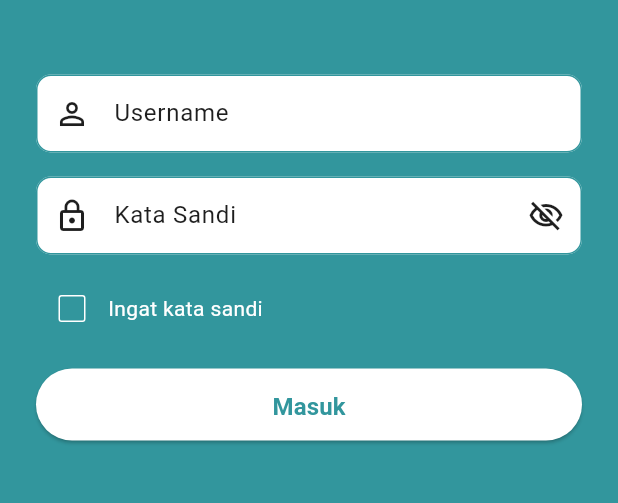
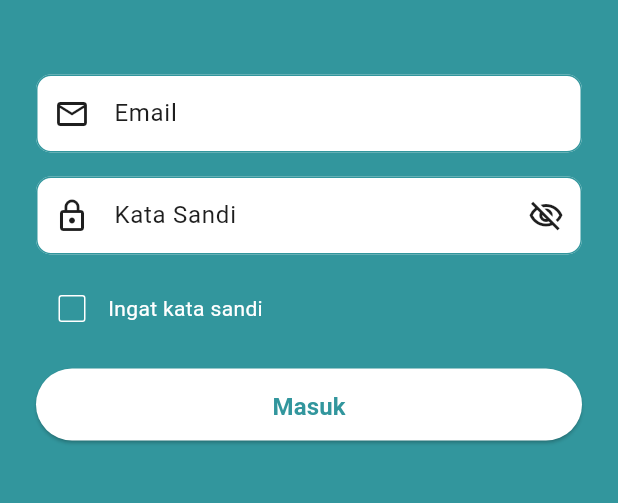
Before and after one commit to Defarrel/Posyandu_app, a Flutter app: the screen it shows after launch, on a phone screen of 412 x 824 dp, the part 449-952 px from its top. Run offline on Flutter 3.47's test engine with Material 3 defaults, Android fonts, the phone set to English and light mode, and no system bars; our stand-ins replace camera, dartz, flutter_secure_storage, image_picker, lottie, pdf and 3 more; missing offline and left inert: syncfusion_flutter_pdf, syncfusion_flutter_xlsio.

Commit message:
Mengubah login menjadi menggunakan email

```diff
--- a/lib/data/models/request/auth/auth_request_model.dart
+++ b/lib/data/models/request/auth/auth_request_model.dart
@@ -1,10 +1,10 @@
 import 'dart:convert';
 
 class LoginRequestModel {
-  final String? username;
+  final String? email;
   final String? password;
 
-  LoginRequestModel({this.username, this.password});
+  LoginRequestModel({this.email, this.password});
 
   factory LoginRequestModel.fromJson(String str) =>
       LoginRequestModel.fromMap(json.decode(str));
@@ -12,9 +12,9 @@ class LoginRequestModel {
   String toJson() => json.encode(toMap());
 
   factory LoginRequestModel.fromMap(Map<String, dynamic> json) =>
-      LoginRequestModel(username: json["username"], password: json["password"]);
+      LoginRequestModel(email: json["email"], password: json["password"]);
 
-  Map<String, dynamic> toMap() => {"username": username, "password": password};
+  Map<String, dynamic> toMap() => {"email": email, "password": password};
 }
 
 class UpdateUsernameRequestModel {
--- a/lib/data/models/response/auth/auth_response_model.dart
+++ b/lib/data/models/response/auth/auth_response_model.dart
@@ -2,9 +2,9 @@ import 'dart:convert';
 
 class AuthResponseModel {
   final String? token;
-  final User? username;
+  final User? user;
 
-  AuthResponseModel({this.token, this.username});
+  AuthResponseModel({this.token, this.user});
 
   factory AuthResponseModel.fromJson(String str) =>
       AuthResponseModel.fromMap(json.decode(str));
@@ -12,28 +12,30 @@ class AuthResponseModel {
   factory AuthResponseModel.fromMap(Map<String, dynamic> json) =>
       AuthResponseModel(
         token: json["token"],
-        username: json["username"] == null
+        user: json["user"] == null
             ? null
-            : User.fromMap(json["username"]),
+            : User.fromMap(json["user"]),
       );
 
   Map<String, dynamic> toMap() => {
     "token": token,
-    "username": username?.toMap(),
+    "user": user?.toMap(),
   };
 }
 
 class User {
   final int? id;
   final String? username;
+  final String? email;
   final String? role;
   final String? fotoProfile;
 
-  User({this.id, this.username, this.role, this.fotoProfile});
+  User({this.id, this.username, this.email, this.role, this.fotoProfile});
 
   factory User.fromMap(Map<String, dynamic> json) => User(
     id: json["id"],
     username: json["username"],
+    email: json["email"],
     role: json["role"],
     fotoProfile: json["foto_profile"],
   );
@@ -41,6 +43,7 @@ class User {
   Map<String, dynamic> toMap() => {
     "id": id,
     "username": username,
+    "email": email,
     "role": role,
     "foto_profile": fotoProfile,
   };
@@ -48,12 +51,14 @@ class User {
   User copyWith({
     int? id,
     String? username,
+    String? email,
     String? role,
     String? fotoProfile,
   }) {
     return User(
       id: id ?? this.id,
       username: username ?? this.username,
+      email: email ?? this.email,
       role: role ?? this.role,
       fotoProfile: fotoProfile ?? this.fotoProfile,
     );
--- a/lib/data/repository/auth_repository.dart
+++ b/lib/data/repository/auth_repository.dart
@@ -34,14 +34,14 @@ class AuthRepository {
         );
         await _secureStorage.write(
           key: "userId",
-          value: authResponse.username?.id.toString() ?? '',
+          value: authResponse.user?.id.toString() ?? '',
         );
         await _secureStorage.write(
           key: "userName",
-          value: authResponse.username?.username ?? '',
+          value: authResponse.user?.username ?? '',
         );
 
-        log("Login success: ${authResponse.username?.username}");
+        log("Login success: ${authResponse.user?.username}");
         return Right(authResponse);
       } else {
         final message = jsonResponse['message'] ?? "Login failed";
--- a/lib/presentation/auth/login_screen.dart
+++ b/lib/presentation/auth/login_screen.dart
@@ -16,7 +16,7 @@ class LoginScreen extends StatefulWidget {
 
 class _LoginScreenState extends State<LoginScreen>
     with SingleTickerProviderStateMixin {
-  final TextEditingController _usernameController = TextEditingController();
+  final TextEditingController _emailController = TextEditingController();
   final TextEditingController _passwordController = TextEditingController();
   final _formKey = GlobalKey<FormState>();
   bool _isObscure = true;
@@ -55,11 +55,11 @@ class _LoginScreenState extends State<LoginScreen>
   }
 
   Future<void> _loadSavedCredentials() async {
-    final savedUsername = await _storage.read(key: 'saved_username');
+    final savedEmail = await _storage.read(key: 'saved_email');
     final savedPassword = await _storage.read(key: 'saved_password');
-    if (savedUsername != null && savedPassword != null) {
+    if (savedEmail != null && savedPassword != null) {
       setState(() {
-        _usernameController.text = savedUsername;
+        _emailController.text = savedEmail;
         _passwordController.text = savedPassword;
         _rememberMe = true;
       });
@@ -72,7 +72,7 @@ class _LoginScreenState extends State<LoginScreen>
     setState(() => _isLoading = true);
 
     final loginRequest = LoginRequestModel(
-      username: _usernameController.text.trim(),
+      email: _emailController.text.trim(),
       password: _passwordController.text.trim(),
     );
 
@@ -86,19 +86,20 @@ class _LoginScreenState extends State<LoginScreen>
       },
       (response) async {
         await _storage.write(key: 'token', value: response.token ?? '');
-        await _storage.write(key: 'username', value: _usernameController.text);
+
+        await _storage.write(key: 'email', value: _emailController.text);
 
         if (_rememberMe) {
           await _storage.write(
-            key: 'saved_username',
-            value: _usernameController.text,
+            key: 'saved_email',
+            value: _emailController.text,
           );
           await _storage.write(
             key: 'saved_password',
             value: _passwordController.text,
           );
         } else {
-          await _storage.delete(key: 'saved_username');
+          await _storage.delete(key: 'saved_email');
           await _storage.delete(key: 'saved_password');
         }
 
@@ -128,7 +129,7 @@ class _LoginScreenState extends State<LoginScreen>
   @override
   void dispose() {
     _controller.dispose();
-    _usernameController.dispose();
+    _emailController.dispose();
     _passwordController.dispose();
     super.dispose();
   }
@@ -183,14 +184,17 @@ class _LoginScreenState extends State<LoginScreen>
                 key: _formKey,
                 child: Column(
                   children: [
-                    // Username
                     TextFormField(
-                      controller: _usernameController,
+                      controller: _emailController,
+                      keyboardType:
+                          TextInputType.emailAddress,
                       decoration: InputDecoration(
                         filled: true,
                         fillColor: Colors.white,
-                        hintText: 'Username',
-                        prefixIcon: const Icon(Icons.person_outline),
+                        hintText: 'Email',
+                        prefixIcon: const Icon(
+                          Icons.email_outlined,
+                        ),
                         contentPadding: const EdgeInsets.symmetric(
                           horizontal: 16,
                           vertical: 14,
@@ -212,11 +216,10 @@ class _LoginScreenState extends State<LoginScreen>
                         ),
                       ),
                       validator: (value) => value == null || value.isEmpty
-                          ? 'Masukkan username'
+                          ? 'Masukkan email'
                           : null,
                     ),
                     const SizedBox(height: 16),
-                    // Password
                     TextFormField(
                       controller: _passwordController,
                       obscureText: _isObscure,
--- a/lib/presentation/profile/profile_screen.dart
+++ b/lib/presentation/profile/profile_screen.dart
@@ -1,8 +1,11 @@
 import 'package:flutter/material.dart';
-import 'package:flutter_secure_storage/flutter_secure_storage.dart';
-import 'package:posyandu_app/core/constant/constants.dart';
+import 'package:posyandu_app/core/constant/colors.dart';
 import 'package:posyandu_app/core/components/custom_appbar_profile.dart';
+import 'package:posyandu_app/data/models/response/auth/auth_response_model.dart';
+import 'package:posyandu_app/data/repository/auth_repository.dart';
 import 'package:posyandu_app/presentation/profile/pengaturan_profile_screen.dart';
+import 'package:posyandu_app/services/services_http_client.dart';
+import 'package:posyandu_app/services/user_notifier.dart';
 
 class ProfileScreen extends StatefulWidget {
   const ProfileScreen({super.key});
@@ -13,15 +16,15 @@ class ProfileScreen extends StatefulWidget {
 
 class _ProfileScreenState extends State<ProfileScreen>
     with TickerProviderStateMixin {
-  String _username = "Memuat...";
-  final FlutterSecureStorage _storage = const FlutterSecureStorage();
+  final AuthRepository _repo = AuthRepository(ServiceHttpClient());
+
   late AnimationController _fadeController;
   late Animation<double> _fadeAnimation;
 
   @override
   void initState() {
     super.initState();
-    _loadUserData();
+    _repo.getUserProfile();
 
     _fadeController = AnimationController(
       duration: const Duration(milliseconds: 800),
@@ -40,13 +43,6 @@ class _ProfileScreenState extends State<ProfileScreen>
     super.dispose();
   }
 
-  Future<void> _loadUserData() async {
-    final nama = await _storage.read(key: 'username');
-    setState(() {
-      _username = nama ?? "Kader Posyandu";
-    });
-  }
-
   @override
   Widget build(BuildContext context) {
     return Scaffold(
@@ -57,7 +53,13 @@ class _ProfileScreenState extends State<ProfileScreen>
           Positioned.fill(
             child: FadeTransition(
               opacity: _fadeAnimation,
-              child: ListView(
+              child: ValueListenableBuilder<User?>(
+                valueListenable: UserNotifier.user,
+                builder: (context, user, _) {
+                  final displayUsername =
+                      user?.username ?? user?.email ?? "Kader Posyandu";
+
+                  return ListView(
                     padding: const EdgeInsets.fromLTRB(20, 220, 20, 30),
                     children: [
                       _buildSectionHeader(
@@ -67,7 +69,16 @@ class _ProfileScreenState extends State<ProfileScreen>
                       ),
                       const SizedBox(height: 12),
                       _buildModernInfoCard([
-                    _InfoItem(Icons.person_outline, "Nama Pengguna", _username),
+                        _InfoItem(
+                          Icons.person_outline,
+                          "Nama Pengguna",
+                          displayUsername,
+                        ),
+                        _InfoItem(
+                          Icons.email_outlined,
+                          "Email",
+                          user?.email ?? "-",
+                        ),
                         _InfoItem(Icons.home_rounded, "Posyandu", "Dahlia X"),
                       ]),
 
@@ -83,7 +94,7 @@ class _ProfileScreenState extends State<ProfileScreen>
                         _SettingItem(
                           Icons.person_rounded,
                           "Pengaturan Profil",
-                      "Ubah password dan nama pengguna",
+                          "Ubah Nama, Password, dan Foto Profil",
                           onTap: () {
                             Navigator.push(
                               context,
@@ -104,7 +115,11 @@ class _ProfileScreenState extends State<ProfileScreen>
                       ),
                       const SizedBox(height: 12),
                       _buildModernInfoCard([
-                    _InfoItem(Icons.code_rounded, "Versi Aplikasi", "v1.0.0"),
+                        _InfoItem(
+                          Icons.code_rounded,
+                          "Versi Aplikasi",
+                          "v1.0.0",
+                        ),
                         _InfoItem(
                           Icons.update_rounded,
                           "Update Terakhir",
@@ -114,10 +129,11 @@ class _ProfileScreenState extends State<ProfileScreen>
 
                       const SizedBox(height: 20),
                     ],
+                  );
+                },
               ),
             ),
           ),
-
           Positioned(
             top: 0,
             left: 0,
@@ -224,7 +240,11 @@ class _ProfileScreenState extends State<ProfileScreen>
                       ],
                       borderRadius: BorderRadius.circular(12),
                     ),
-                    child: Icon(icon, color: const Color.fromARGB(255, 30, 140, 148), size: 24),
+                    child: Icon(
+                      icon,
+                      color: const Color.fromARGB(255, 30, 140, 148),
+                      size: 24,
+                    ),
                   ),
                   title: Text(
                     title,
@@ -253,7 +273,6 @@ class _ProfileScreenState extends State<ProfileScreen>
                       : null,
                 ),
               ),
-
               if (index < items.length - 1)
                 Padding(
                   padding: const EdgeInsets.symmetric(horizontal: 20),
--- a/lib/services/services_http_client.dart
+++ b/lib/services/services_http_client.dart
@@ -7,7 +7,7 @@ import 'package:posyandu_app/main.dart';
 import 'package:posyandu_app/presentation/auth/login_screen.dart';
 
 class ServiceHttpClient {
-  final String baseUrl = 'http://10.165.141.169:5000/api/';
+  final String baseUrl = 'http://10.222.155.125:5000/api/';
   final secureStorage = FlutterSecureStorage();
   static bool _isLoggingOut = false;
 
```
Also changed, not shown: lib/presentation/home/home_screen.dart (+10 -3 lines). Lines whose indentation alone changed are shown as unchanged.
